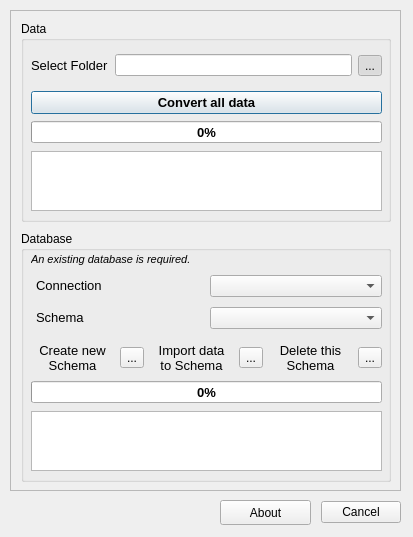
Old version of the form skkn_tool/skkn_tool_dialog.ui in the repository lfurtkevicova/kn-stuff.
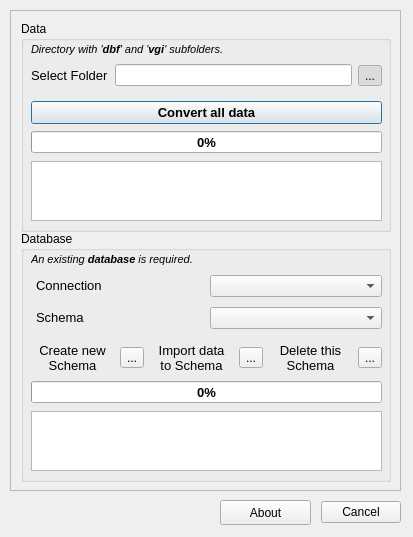
New version of the form. Icons and pictures are not drawn.

Commit message: redundant stuff deleted

The edit to the form file:
```diff
--- a/skkn_tool/skkn_tool_dialog.ui
+++ b/skkn_tool/skkn_tool_dialog.ui
@@ -185,7 +185,7 @@
        </font>
       </property>
       <property name="text">
-       <string>&lt;html&gt;&lt;head/&gt;&lt;body&gt;&lt;p&gt;&lt;span style=&quot; font-size:8pt; font-style:italic;&quot;&gt;An existing database is required.&lt;/span&gt;&lt;/p&gt;&lt;/body&gt;&lt;/html&gt;</string>
+       <string>&lt;html&gt;&lt;head/&gt;&lt;body&gt;&lt;p&gt;&lt;span style=&quot; font-size:8pt; font-style:italic;&quot;&gt;An existing &lt;/span&gt;&lt;span style=&quot; font-size:8pt; font-weight:600; font-style:italic;&quot;&gt;database&lt;/span&gt;&lt;span style=&quot; font-size:8pt; font-style:italic;&quot;&gt; is required.&lt;/span&gt;&lt;/p&gt;&lt;/body&gt;&lt;/html&gt;</string>
       </property>
      </widget>
      <widget class="QWidget" name="horizontalLayoutWidget_4">
@@ -291,7 +291,7 @@
        <x>10</x>
        <y>10</y>
        <width>370</width>
-       <height>201</height>
+       <height>211</height>
       </rect>
      </property>
      <property name="title">
@@ -301,7 +301,7 @@
       <property name="geometry">
        <rect>
         <x>10</x>
-        <y>30</y>
+        <y>40</y>
         <width>351</width>
         <height>29</height>
        </rect>
@@ -348,7 +348,7 @@
       <property name="geometry">
        <rect>
         <x>10</x>
-        <y>100</y>
+        <y>110</y>
         <width>351</width>
         <height>22</height>
        </rect>
@@ -374,7 +374,7 @@
       <property name="geometry">
        <rect>
         <x>10</x>
-        <y>70</y>
+        <y>80</y>
         <width>351</width>
         <height>23</height>
        </rect>
@@ -395,12 +395,25 @@
       <property name="geometry">
        <rect>
         <x>10</x>
-        <y>130</y>
+        <y>140</y>
         <width>351</width>
         <height>60</height>
        </rect>
       </property>
      </widget>
+     <widget class="QLabel" name="label_2">
+      <property name="geometry">
+       <rect>
+        <x>10</x>
+        <y>20</y>
+        <width>351</width>
+        <height>17</height>
+       </rect>
+      </property>
+      <property name="text">
+       <string>&lt;html&gt;&lt;head/&gt;&lt;body&gt;&lt;p&gt;&lt;span style=&quot; font-size:8pt; font-style:italic;&quot;&gt;Directory with  '&lt;/span&gt;&lt;span style=&quot; font-size:8pt; font-weight:600; font-style:italic;&quot;&gt;dbf&lt;/span&gt;&lt;span style=&quot; font-size:8pt; font-style:italic;&quot;&gt;'  and  '&lt;/span&gt;&lt;span style=&quot; font-size:8pt; font-weight:600; font-style:italic;&quot;&gt;vgi&lt;/span&gt;&lt;span style=&quot; font-size:8pt; font-style:italic;&quot;&gt;'  subfolders.&lt;/span&gt;&lt;/p&gt;&lt;/body&gt;&lt;/html&gt;</string>
+      </property>
+     </widget>
     </widget>
    </widget>
   </widget>
```
The commit also changes 1 other file.
